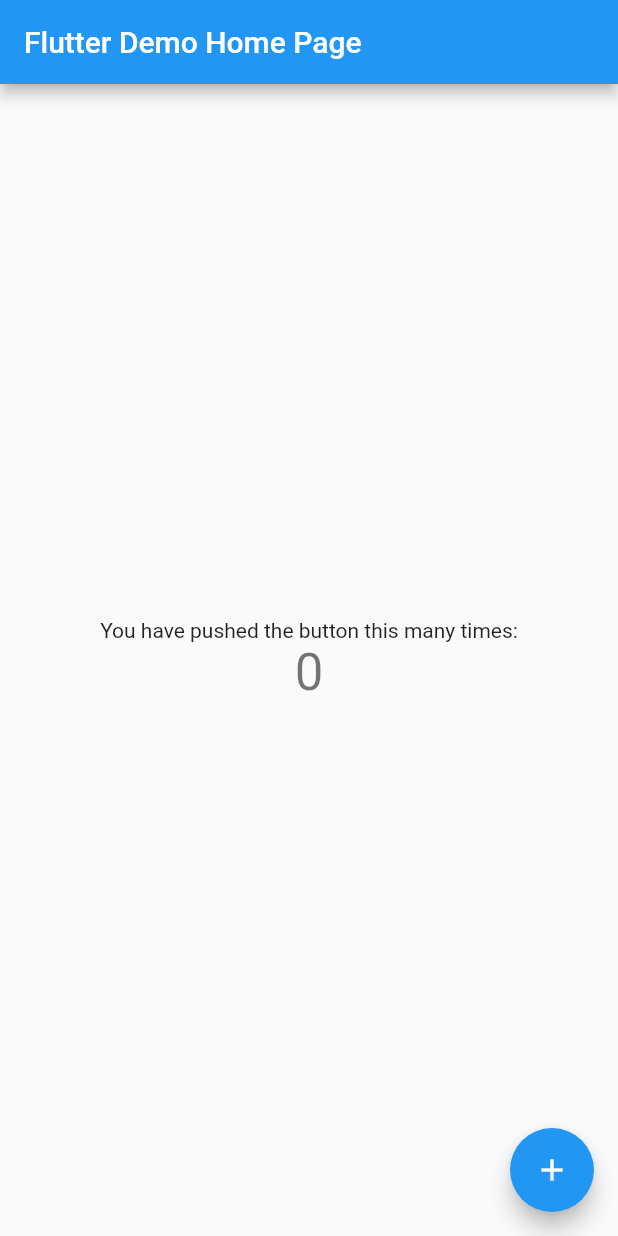
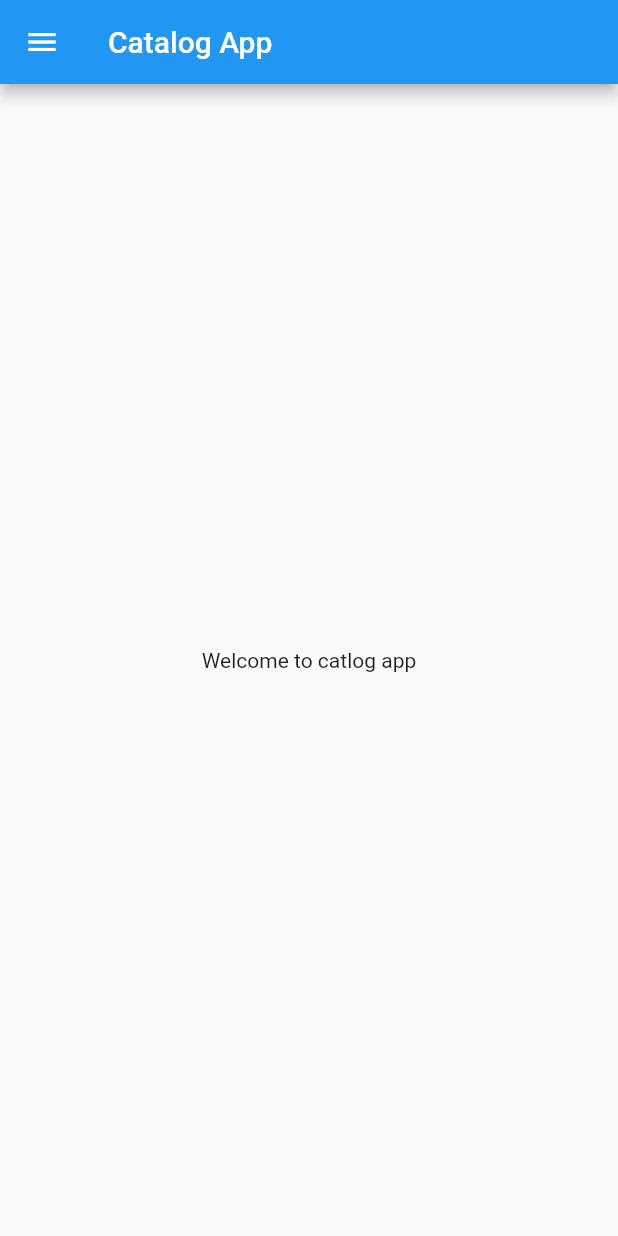
Before and after one commit to HarshMaheshwari-12/30daysofflutter, a Flutter app: the screen it shows after launch, on a phone screen of 412 x 824 dp. Run offline on Flutter 3.47's test engine with Material 2 defaults, Android fonts, the phone set to English and light mode, and no system bars.

Commit message:
Day2 Commit

```diff
--- /dev/null
+++ b/lib/homepage.dart
@@ -0,0 +1,17 @@
+import 'package:flutter/material.dart';
+
+class HomePage extends StatelessWidget {
+  const HomePage({Key? key}) : super(key: key);
+
+  @override
+  Widget build(BuildContext context) {
+    return Scaffold(
+        appBar: AppBar(title: Text("Catalog App")),
+        body: Center(
+          child: Container(
+            child: Text("Welcome to catlog app"),
+          ),
+        ),
+        drawer: Drawer());
+  }
+}
--- a/lib/main.dart
+++ b/lib/main.dart
@@ -1,3 +1,4 @@
+import 'package:catalogapp/homepage.dart';
 import 'package:flutter/material.dart';
 
 void main() {
@@ -9,105 +10,6 @@ class MyApp extends StatelessWidget {
   @override
   Widget build(BuildContext context) {
     return MaterialApp(
-      title: 'Flutter Demo',
-      theme: ThemeData(
-        // This is the theme of your application.
-        //
-        // Try running your application with "flutter run". You'll see the
-        // application has a blue toolbar. Then, without quitting the app, try
-        // changing the primarySwatch below to Colors.green and then invoke
-        // "hot reload" (press "r" in the console where you ran "flutter run",
-        // or simply save your changes to "hot reload" in a Flutter IDE).
-        // Notice that the counter didn't reset back to zero; the application
-        // is not restarted.
-        primarySwatch: Colors.blue,
-      ),
-      home: MyHomePage(title: 'Flutter Demo Home Page'),
-    );
+        home: HomePage());
   }
 }
-
-class MyHomePage extends StatefulWidget {
-  MyHomePage({Key? key, required this.title}) : super(key: key);
-
-  // This widget is the home page of your application. It is stateful, meaning
-  // that it has a State object (defined below) that contains fields that affect
-  // how it looks.
-
-  // This class is the configuration for the state. It holds the values (in this
-  // case the title) provided by the parent (in this case the App widget) and
-  // used by the build method of the State. Fields in a Widget subclass are
-  // always marked "final".
-
-  final String title;
-
-  @override
-  _MyHomePageState createState() => _MyHomePageState();
-}
-
-class _MyHomePageState extends State<MyHomePage> {
-  int _counter = 0;
-
-  void _incrementCounter() {
-    setState(() {
-      // This call to setState tells the Flutter framework that something has
-      // changed in this State, which causes it to rerun the build method below
-      // so that the display can reflect the updated values. If we changed
-      // _counter without calling setState(), then the build method would not be
-      // called again, and so nothing would appear to happen.
-      _counter++;
-    });
-  }
-
-  @override
-  Widget build(BuildContext context) {
-    // This method is rerun every time setState is called, for instance as done
-    // by the _incrementCounter method above.
-    //
-    // The Flutter framework has been optimized to make rerunning build methods
-    // fast, so that you can just rebuild anything that needs updating rather
-    // than having to individually change instances of widgets.
-    return Scaffold(
-      appBar: AppBar(
-        // Here we take the value from the MyHomePage object that was created by
-        // the App.build method, and use it to set our appbar title.
-        title: Text(widget.title),
-      ),
-      body: Center(
-        // Center is a layout widget. It takes a single child and positions it
-        // in the middle of the parent.
-        child: Column(
-          // Column is also a layout widget. It takes a list of children and
-          // arranges them vertically. By default, it sizes itself to fit its
-          // children horizontally, and tries to be as tall as its parent.
-          //
-          // Invoke "debug painting" (press "p" in the console, choose the
-          // "Toggle Debug Paint" action from the Flutter Inspector in Android
-          // Studio, or the "Toggle Debug Paint" command in Visual Studio Code)
-          // to see the wireframe for each widget.
-          //
-          // Column has various properties to control how it sizes itself and
-          // how it positions its children. Here we use mainAxisAlignment to
-          // center the children vertically; the main axis here is the vertical
-          // axis because Columns are vertical (the cross axis would be
-          // horizontal).
-          mainAxisAlignment: MainAxisAlignment.center,
-          children: <Widget>[
-            Text(
-              'You have pushed the button this many times:',
-            ),
-            Text(
-              '$_counter',
-              style: Theme.of(context).textTheme.headline4,
-            ),
-          ],
-        ),
-      ),
-      floatingActionButton: FloatingActionButton(
-        onPressed: _incrementCounter,
-        tooltip: 'Increment',
-        child: Icon(Icons.add),
-      ), // This trailing comma makes auto-formatting nicer for build methods.
-    );
-  }
-}
```
